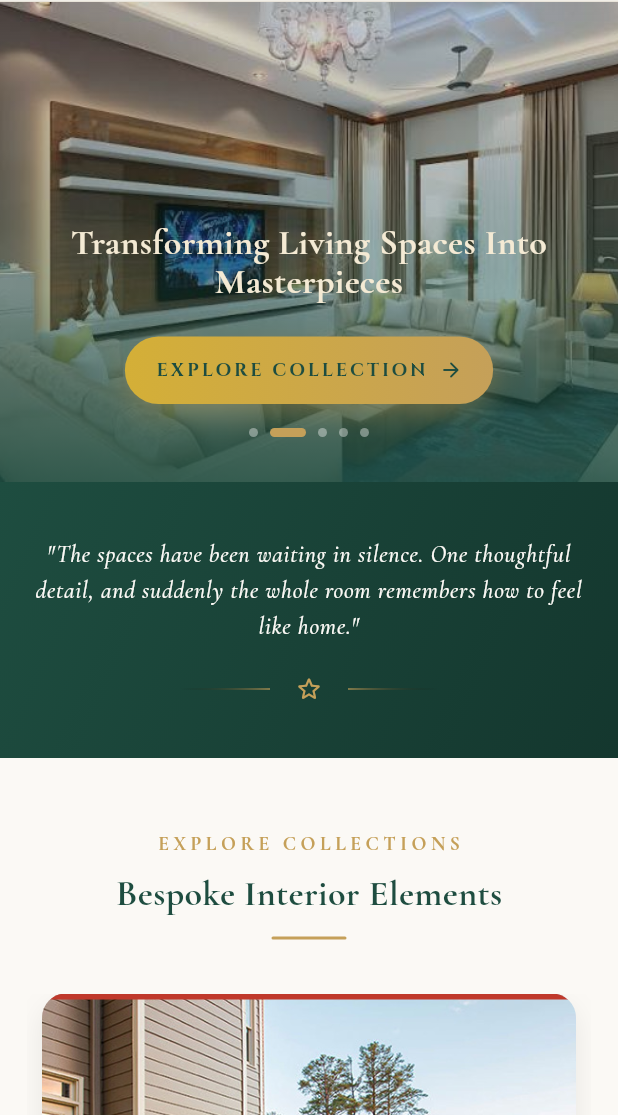
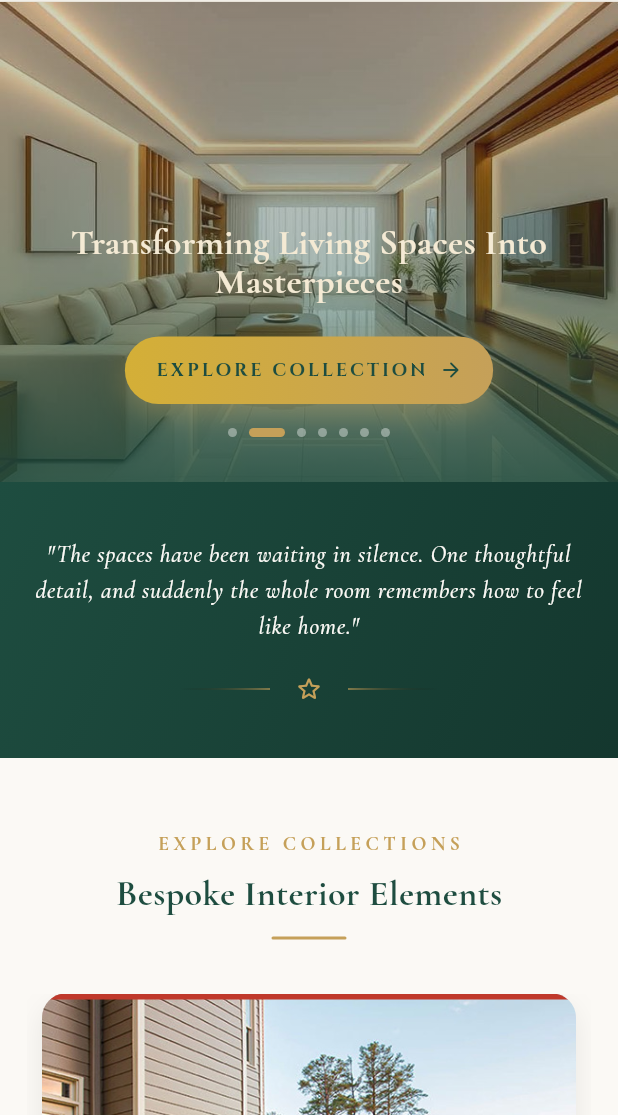
Before and after one commit to shubh685/bindu_decor, a Flutter app: the screen it shows after launch, on a phone screen of 412 x 824 dp, the part 121-1236 px from its top. Run offline on Flutter 3.47's test engine with Material 3 defaults, Android fonts, the phone set to English and light mode, and no system bars; our stand-ins replace google_fonts, visibility_detector; missing offline and left inert: font_awesome_icon_class.

Commit message:
updated code

```diff
--- a/lib/Home_Page.dart
+++ b/lib/Home_Page.dart
@@ -173,6 +173,14 @@
     ),
     CarouselImageData(
       imagePath: "assets/images/main_img5.png",
+      textColor: Color(0xFFD4AF37), // Signature Gold
+    ),
+    CarouselImageData(
+      imagePath: "assets/images/main_img6.png",
+      textColor: Color(0xFFD4AF37), // Signature Gold
+    ),
+    CarouselImageData(
+      imagePath: "assets/images/main_img7.png",
       textColor: Color(0xFFD4AF37), // Signature Gold
     ),
   ];
```
Also changed, not shown: assets/images/main_img2.png, assets/images/main_img3.png, assets/images/main_img4.png, assets/images/main_img5.png, assets/images/main_img6.png (added), assets/images/main_img7.png (added), 1 other file.
